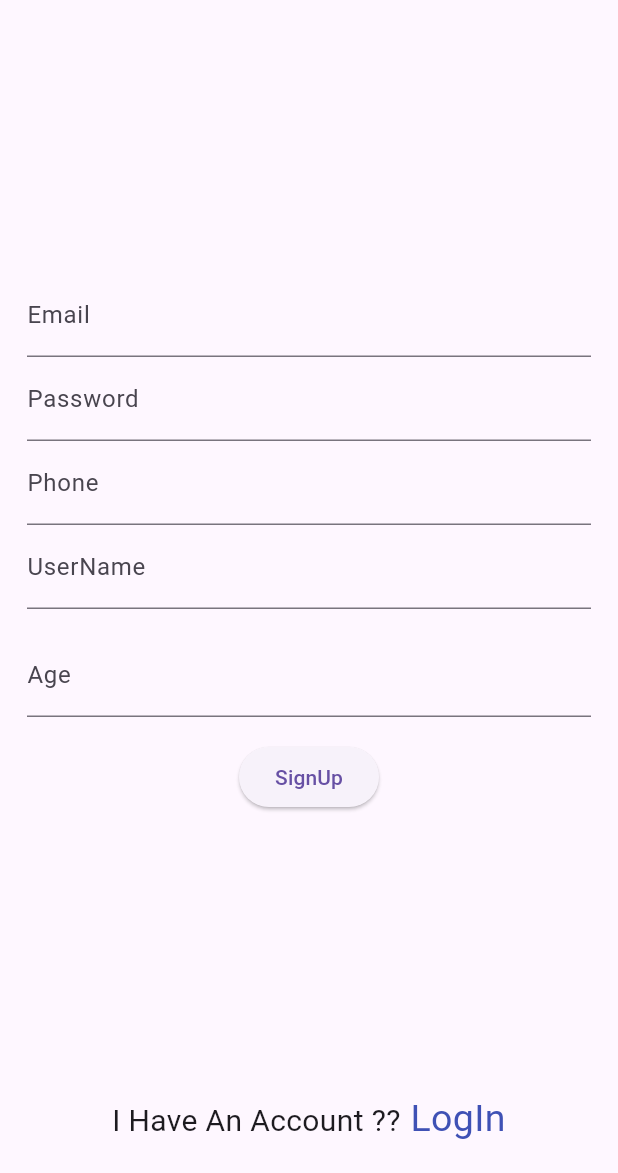
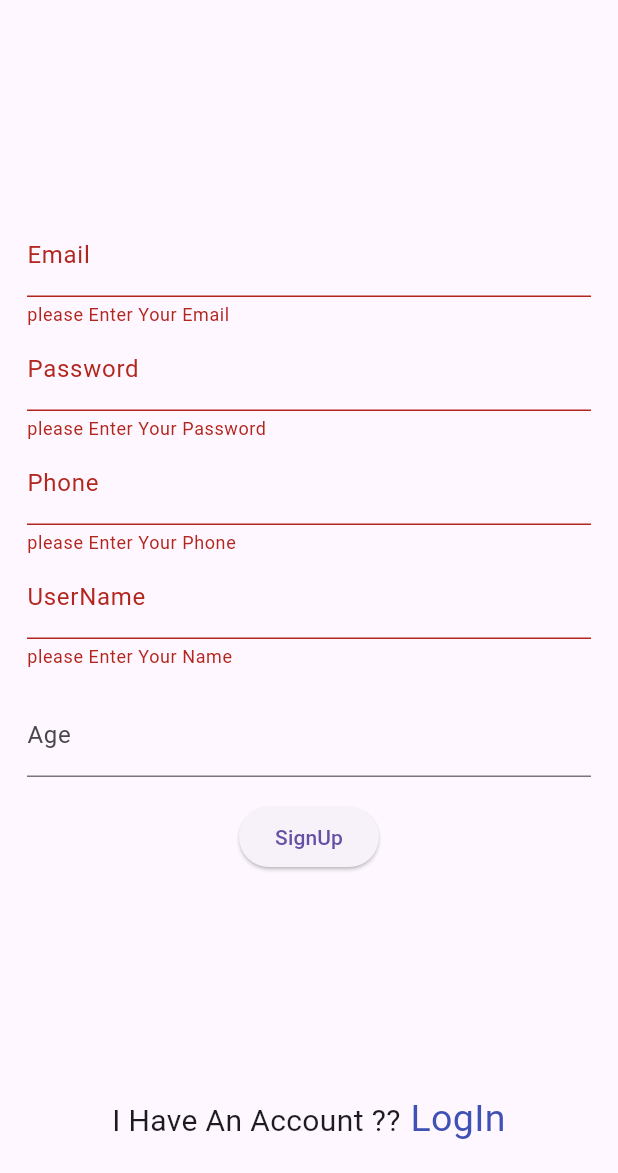
Before and after one commit to OmarTarekMohamedHaridy/todo, a Flutter app: the Signup screen opened by its route, after a tap on "SignUp", on a phone screen of 412 x 824 dp, the part 63-1236 px from its top. Run offline on Flutter 3.47's test engine with Material 3 defaults, Android fonts, the phone set to English and light mode, and no system bars; our stand-ins replace calendar_timeline, cloud_firestore, firebase_auth, firebase_core, firebase_crashlytics, flutter_slidable and 1 more; accounts and stored records are empty; network calls fail.

Commit message:
before the end_

```diff
--- a/lib/item_count.dart
+++ b/lib/item_count.dart
@@ -6,6 +6,7 @@ import 'package:flutter/material.dart';
 import 'package:flutter/painting.dart';
 import 'package:todo/colors.dart';
 import 'package:flutter_slidable/flutter_slidable.dart';
+import 'package:todo/edit_tab.dart';
 import 'package:todo/firebase_fun/firebase_function.dart';
 import 'package:todo/models/task_model.dart';
 
@@ -40,7 +41,7 @@ class ItemCount extends StatelessWidget {
                 onPressed: (BuildContext context) { FirebaseFunctions.DeleteTask(taskModel.id); },
               ),
               SlidableAction(autoClose: true,
-                onPressed: (BuildContext context) { },
+                onPressed: (BuildContext context) {Navigator.pushNamed(context, EditTab.routeName); },
                 backgroundColor: AppColors.AppColor,
                 foregroundColor: Colors.white,
                 icon: Icons.share,
--- /dev/null
+++ b/lib/providers/my_provider.dart
@@ -0,0 +1,21 @@
+import 'package:firebase_auth/firebase_auth.dart';
+import 'package:flutter/cupertino.dart';
+import 'package:todo/firebase_fun/firebase_function.dart';
+import 'package:todo/models/user_model.dart';
+
+class MyProvider extends ChangeNotifier {
+  UserModel? userModel;
+  User? firebaseUser;
+
+  MyProvider() {
+    firebaseUser = FirebaseAuth.instance.currentUser;
+    if (firebaseUser != null) {
+      initUser();
+    }
+  }
+
+  initUser() async {
+    userModel = await FirebaseFunctions.readUserData();
+    notifyListeners();
+  }
+}
--- a/lib/register/signup.dart
+++ b/lib/register/signup.dart
@@ -25,6 +25,8 @@ class _SignupState extends State<Signup> {
 
   var phoneController = TextEditingController();
 
+  var formKey = GlobalKey<FormState>() ;
+
   @override
   Widget build(BuildContext context) {
     return Scaffold(
@@ -34,40 +36,88 @@ class _SignupState extends State<Signup> {
       body: Padding(
         padding: const EdgeInsets.all(18.0),
         child: Center(
+          child: Form(
+            key: formKey,
             child: Column(
               mainAxisAlignment: MainAxisAlignment.center,
               children: [
-              TextField(
+                TextFormField(
+           validator: (value) {
+             if(value ==null || value.isEmpty){
+               return "please Enter Your Email" ;
+             }
+             final bool emailValid =
+             RegExp(r"^[a-zA-Z0-9.a-zA-Z0-9.!#$%&'*+-/=?^_`{|}~]+@[a-zA-Z0-9]+\.[a-zA-Z]+")
+                 .hasMatch(value);
+             if(!emailValid){return "please enter valid e-mail" ;}
+           },
                   controller: emailController,
                   keyboardType: TextInputType.emailAddress,
                   decoration: InputDecoration(
                     labelText: 'Email',
                   ),
                 ),
-              TextField(
+                TextFormField(
                   controller: passwordController,
                   obscureText: true,
+                  validator: (value) {
+                    if(value ==null || value.isEmpty){
+                      return "please Enter Your Password" ;
+                    }
+                    final bool regex =
+                    RegExp(r'^(?=.*?[A-Z])(?=.*?[a-z])(?=.*?[0-9])(?=.*?[!@#\$&*~]).{8,}$').hasMatch(value);
+                    if(value.length < 8){
+                      return " Must be at least 8 characters in length " ;
+                    }
+                      if (!regex) {
+                        return 'Enter valid password';
+                      } else {
+                        return null;
+                      }
+                  },
+
                   keyboardType: TextInputType.text,
                   decoration: InputDecoration(
                     labelText: 'Password',
                   ),
                 ),
-              TextField(
+                TextFormField(
                   controller: phoneController,
+                  validator: (value) {
+                    if(value ==null || value.isEmpty){
+                      return "please Enter Your Phone" ;
+                    }
+                    return null ;
+                  },
                   keyboardType: TextInputType.phone,
                   decoration: InputDecoration(
                     labelText: 'Phone',
                   ),
                 ),
-              TextField(
+                TextFormField(
                   controller: userNameController,
                   keyboardType: TextInputType.text,
+                  validator: (value) {
+                    if(value ==null || value.isEmpty){
+                      return "please Enter Your Name" ;
+                    }
+                    return null ;
+                  },
                   decoration: InputDecoration(
                     labelText: 'UserName',
                   ),
                 ),
                 const SizedBox(height: 16),
-              TextField(
+                TextFormField(
+                  validator: (value) {
+                    if (int.parse(value!)<20){
+                      return "you must be more than 20 yo" ;
+                    }
+                    if(value ==null || value.isEmpty){
+                      return "please Enter Your Age" ;
+                    }
+                    return null ;
+                  },
                   controller: ageController,
                   obscureText: false,
                   keyboardType: TextInputType.phone,
@@ -78,6 +128,7 @@ class _SignupState extends State<Signup> {
                 const SizedBox(height: 16),
                 ElevatedButton(
                   onPressed: () {
+                    if(formKey.currentState!.validate()){
                       FirebaseFunctions.CreateAccount(
                           emailController.text, passwordController.text,
                           phone: int.parse(phoneController.text),
@@ -95,6 +146,7 @@ Navigator.pushNamedAndRemoveUntil(context, LoginScreen.routeName,(route) => fals
                             actions: [
                               ElevatedButton(
                                   onPressed: () {
+
                                     Navigator.pop(context);
                                   },
                                   child: Text("Ok"))
@@ -102,10 +154,13 @@ Navigator.pushNamedAndRemoveUntil(context, LoginScreen.routeName,(route) => fals
                           ),
                         );
                       });
+                    }
+
                   },
                   child: const Text('SignUp'),
                 ),
               ],
+            ),
           ),
         ),
       ),
--- a/pubspec.yaml
+++ b/pubspec.yaml
@@ -41,6 +41,8 @@ dependencies:
   cloud_firestore: ^5.2.1
   firebase_auth: ^5.1.4
   fluttertoast: ^8.2.8
+  provider: ^6.1.2
+  firebase_crashlytics: ^4.0.4
 dev_dependencies:
   flutter_test:
     sdk: flutter
```
Also changed, not shown: lib/edit_tab.dart (added, +24 -0 lines), lib/firebase_fun/firebase_function.dart (+8 -2 lines), lib/home.dart (+14 -7 lines), lib/main.dart (+41 -2 lines), lib/register/login.dart (+7 -1 lines), pubspec.lock, 1 other file. Lines whose indentation alone changed are shown as unchanged.
